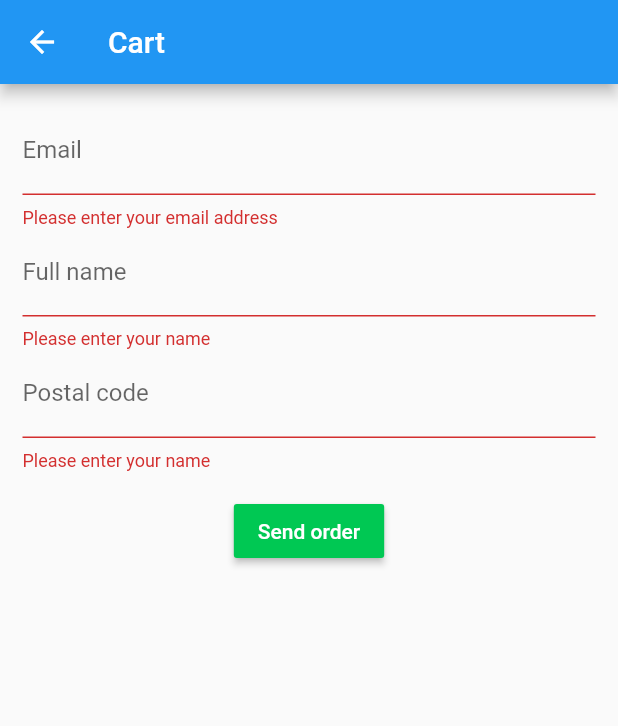
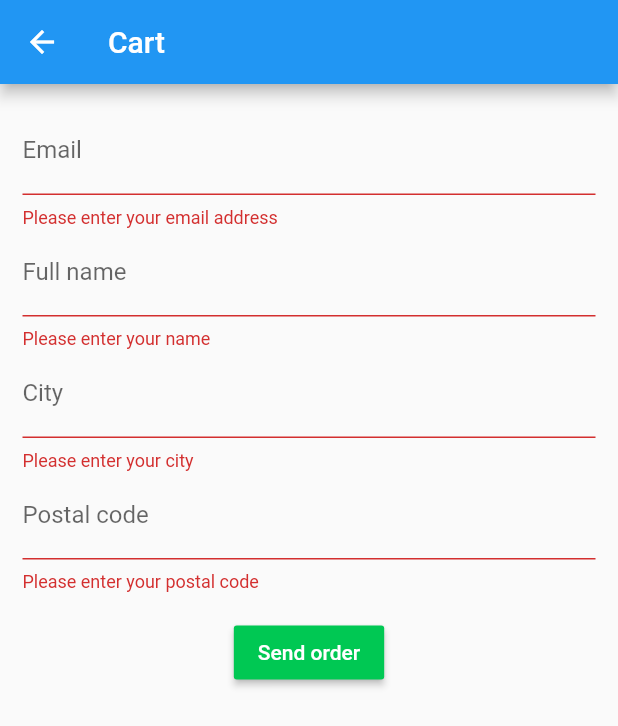
Before and after one commit to gaboe/mabshop, a Flutter app: the SecondStep screen opened by its route, after a tap on "Send order", on a phone screen of 412 x 824 dp. Shown: the top 726 px of the screen. Run offline on Flutter 3.47's test engine with Material 2 defaults, Android fonts, the phone set to English and light mode, and no system bars; our stand-ins replace rxdart, sqflite; accounts and stored records are empty; network calls fail.

Commit message:
Add city input

```diff
--- a/client/lib/main.dart
+++ b/client/lib/main.dart
@@ -1,6 +1,6 @@
 import 'package:flutter/material.dart';
 import 'package:mobshop/screens/cart/firstStep.dart';
-import 'package:mobshop/screens/cart/secondStep.dart';
+import 'package:mobshop/screens/cart/secondStep/secondStep.dart';
 import 'package:mobshop/screens/catalogue/catalogue.dart';
 import 'package:mobshop/screens/home/home.dart';
 
--- a/client/lib/models/locationIq.dart
+++ b/client/lib/models/locationIq.dart
@@ -1,11 +1,18 @@
 class LocationIQAddress {
   final String postcode;
+  final String country;
+  final String city;
+  final String cityDistrict;
 
-  LocationIQAddress({this.postcode});
+  LocationIQAddress(
+      {this.postcode, this.country, this.city, this.cityDistrict});
 
   factory LocationIQAddress.fromJson(Map<String, dynamic> json) {
     return LocationIQAddress(
       postcode: json["postcode"],
+      country: json["country"],
+      city: json["city"],
+      cityDistrict: json["cityDistrict"],
     );
   }
 }
--- a/client/lib/screens/cart/firstStep.dart
+++ b/client/lib/screens/cart/firstStep.dart
@@ -1,6 +1,6 @@
 import 'package:flutter/material.dart';
 import 'package:mobshop/models/cartItem.dart';
-import 'package:mobshop/screens/cart/secondStep.dart';
+import 'package:mobshop/screens/cart/secondStep/secondStep.dart';
 import 'package:mobshop/services/cartItemService.dart';
 
 class FirstStep extends StatefulWidget {
--- a/client/lib/screens/cart/secondStep.dart
+++ /dev/null
@@ -1,116 +0,0 @@
-import 'package:flutter/material.dart';
-import 'package:mobshop/models/locationIq.dart';
-import 'package:mobshop/services/locationService.dart';
-
-class SecondStep extends StatefulWidget {
-  static const String routeName = "/secondStep";
-
-  @override
-  SecondStepState createState() {
-    return SecondStepState();
-  }
-}
-
-class SecondStepState extends State<SecondStep> {
-  final _formKey = GlobalKey<FormState>();
-  Future<LocationIQAddress> _location;
-  final LocationService _service = new LocationService();
-
-  @override
-  void initState() {
-    super.initState();
-    _location = _service.getCurrentLocationData();
-  }
-
-  @override
-  Widget build(BuildContext context) {
-    return Scaffold(
-      appBar: AppBar(
-        title: Text("Cart"),
-      ),
-      body: Container(
-        child: Form(
-          key: _formKey,
-          child: Padding(
-            padding: EdgeInsets.all(15),
-            child: Column(
-              children: <Widget>[
-                TextFormField(
-                  keyboardType: TextInputType.emailAddress,
-                  decoration: InputDecoration(
-                    labelText: "Email",
-                    hintText: "test@email.com",
-                  ),
-                  validator: (value) {
-                    if (value.isEmpty) {
-                      return 'Please enter your email address';
-                    }
-                  },
-                ),
-                TextFormField(
-                  keyboardType: TextInputType.text,
-                  decoration: InputDecoration(
-                    labelText: "Full name",
-                  ),
-                  validator: (value) {
-                    if (value.isEmpty) {
-                      return 'Please enter your name';
-                    }
-                  },
-                ),
-                FutureBuilder(
-                  future: _location,
-                  builder: (ctx, AsyncSnapshot<LocationIQAddress> snapshot) {
-                    if (snapshot.hasData) {
-                      var postcode = snapshot.data.postcode;
-                      return TextFormField(
-                        key: Key(postcode),
-                        initialValue: postcode,
-                        keyboardType: TextInputType.text,
-                        decoration: InputDecoration(
-                          labelText: "Postal code",
-                        ),
-                        validator: (value) {
-                          if (value.isEmpty) {
-                            return 'Please enter your name';
-                          }
-                        },
-                      );
-                    } else {
-                      return TextFormField(
-                        key: Key("empty"),
-                        keyboardType: TextInputType.text,
-                        decoration: InputDecoration(
-                          labelText: "Postal code",
-                        ),
-                        validator: (value) {
-                          if (value.isEmpty) {
-                            return 'Please enter your name';
-                          }
-                        },
-                      );
-                    }
-                  },
-                ),
-                Padding(
-                  padding: const EdgeInsets.symmetric(vertical: 16.0),
-                  child: RaisedButton(
-                    textColor: Colors.white,
-                    color: Colors.greenAccent[700],
-                    onPressed: () {
-                      if (_formKey.currentState.validate()) {
-                        Scaffold.of(context).showSnackBar(
-                            SnackBar(content: Text('Processing Data')));
-                      }
-                    },
-                    child: Text('Send order'),
-                  ),
-                ),
-              ],
-            ),
-          ),
-        ),
-      ),
-    );
-  }
-}
--- /dev/null
+++ b/client/lib/screens/cart/secondStep/city.dart
@@ -0,0 +1,46 @@
+import 'package:flutter/material.dart';
+import 'package:flutter/widgets.dart';
+import 'package:mobshop/models/locationIq.dart';
+
+class City extends StatelessWidget {
+  const City({
+    Key key,
+    @required Future<LocationIQAddress> location,
+  })  : _location = location,
+        super(key: key);
+
+  final Future<LocationIQAddress> _location;
+
+  @override
+  Widget build(BuildContext context) {
+    return FutureBuilder(
+      future: _location,
+      builder: (ctx, AsyncSnapshot<LocationIQAddress> snapshot) {
+        if (snapshot.hasData) {
+          var city = snapshot.data.cityDistrict != null
+              ? snapshot.data.cityDistrict
+              : snapshot.data.city;
+          return buildTextFormField(city, city);
+        } else {
+          return buildTextFormField(null, "empty-city");
+        }
+      },
+    );
+  }
+
+  TextFormField buildTextFormField(String postcode, String key) {
+    return TextFormField(
+      key: Key(key),
+      initialValue: postcode,
+      keyboardType: TextInputType.text,
+      decoration: InputDecoration(
+        labelText: "City",
+      ),
+      validator: (value) {
+        if (value.isEmpty) {
+          return 'Please enter your city';
+        }
+      },
+    );
+  }
+}
--- /dev/null
+++ b/client/lib/screens/cart/secondStep/email.dart
@@ -0,0 +1,23 @@
+import 'package:flutter/material.dart';
+
+class Email extends StatelessWidget {
+  const Email({
+    Key key,
+  }) : super(key: key);
+
+  @override
+  Widget build(BuildContext context) {
+    return TextFormField(
+      keyboardType: TextInputType.emailAddress,
+      decoration: InputDecoration(
+        labelText: "Email",
+        hintText: "test@email.com",
+      ),
+      validator: (value) {
+        if (value.isEmpty) {
+          return 'Please enter your email address';
+        }
+      },
+    );
+  }
+}
--- /dev/null
+++ b/client/lib/screens/cart/secondStep/fullName.dart
@@ -0,0 +1,22 @@
+import 'package:flutter/material.dart';
+
+class FullName extends StatelessWidget {
+  const FullName({
+    Key key,
+  }) : super(key: key);
+
+  @override
+  Widget build(BuildContext context) {
+    return TextFormField(
+      keyboardType: TextInputType.text,
+      decoration: InputDecoration(
+        labelText: "Full name",
+      ),
+      validator: (value) {
+        if (value.isEmpty) {
+          return 'Please enter your name';
+        }
+      },
+    );
+  }
+}
--- /dev/null
+++ b/client/lib/screens/cart/secondStep/postalCode.dart
@@ -0,0 +1,44 @@
+import 'package:flutter/material.dart';
+import 'package:flutter/widgets.dart';
+import 'package:mobshop/models/locationIq.dart';
+
+class PostalCode extends StatelessWidget {
+  const PostalCode({
+    Key key,
+    @required Future<LocationIQAddress> location,
+  })  : _location = location,
+        super(key: key);
+
+  final Future<LocationIQAddress> _location;
+
+  @override
+  Widget build(BuildContext context) {
+    return FutureBuilder(
+      future: _location,
+      builder: (ctx, AsyncSnapshot<LocationIQAddress> snapshot) {
+        if (snapshot.hasData) {
+          var postcode = snapshot.data.postcode;
+          return buildTextFormField(postcode, postcode);
+        } else {
+          return buildTextFormField("", "empty-postalcode");
+        }
+      },
+    );
+  }
+
+  TextFormField buildTextFormField(String postcode, String key) {
+    return TextFormField(
+      key: Key(key),
+      initialValue: postcode,
+      keyboardType: TextInputType.text,
+      decoration: InputDecoration(
+        labelText: "Postal code",
+      ),
+      validator: (value) {
+        if (value.isEmpty) {
+          return 'Please enter your postal code';
+        }
+      },
+    );
+  }
+}
--- /dev/null
+++ b/client/lib/screens/cart/secondStep/secondStep.dart
@@ -0,0 +1,69 @@
+import 'package:flutter/material.dart';
+import 'package:mobshop/models/locationIq.dart';
+import 'package:mobshop/screens/cart/secondStep/city.dart';
+import 'package:mobshop/screens/cart/secondStep/email.dart';
+import 'package:mobshop/screens/cart/secondStep/fullName.dart';
+import 'package:mobshop/screens/cart/secondStep/postalCode.dart';
+import 'package:mobshop/services/locationService.dart';
+
+class SecondStep extends StatefulWidget {
+  static const String routeName = "/secondStep";
+
+  @override
+  SecondStepState createState() {
+    return SecondStepState();
+  }
+}
+
+class SecondStepState extends State<SecondStep> {
+  final _formKey = GlobalKey<FormState>();
+  Future<LocationIQAddress> _location;
+  final LocationService _service = new LocationService();
+
+  @override
+  void initState() {
+    super.initState();
+    _location = _service.getCurrentLocationData();
+  }
+
+  @override
+  Widget build(BuildContext context) {
+    return Scaffold(
+      appBar: AppBar(
+        title: Text("Cart"),
+      ),
+      body: Container(
+        child: Form(
+          key: _formKey,
+          child: Padding(
+            padding: EdgeInsets.all(15),
+            child: Column(
+              children: <Widget>[
+                Email(),
+                FullName(),
+                City(
+                  location: _location,
+                ),
+                PostalCode(location: _location),
+                Padding(
+                  padding: const EdgeInsets.symmetric(vertical: 16.0),
+                  child: RaisedButton(
+                    textColor: Colors.white,
+                    color: Colors.greenAccent[700],
+                    onPressed: () {
+                      if (_formKey.currentState.validate()) {
+                        Scaffold.of(context).showSnackBar(
+                            SnackBar(content: Text('Processing Data')));
+                      }
+                    },
+                    child: Text('Send order'),
+                  ),
+                ),
+              ],
+            ),
+          ),
+        ),
+      ),
+    );
+  }
+}
```
